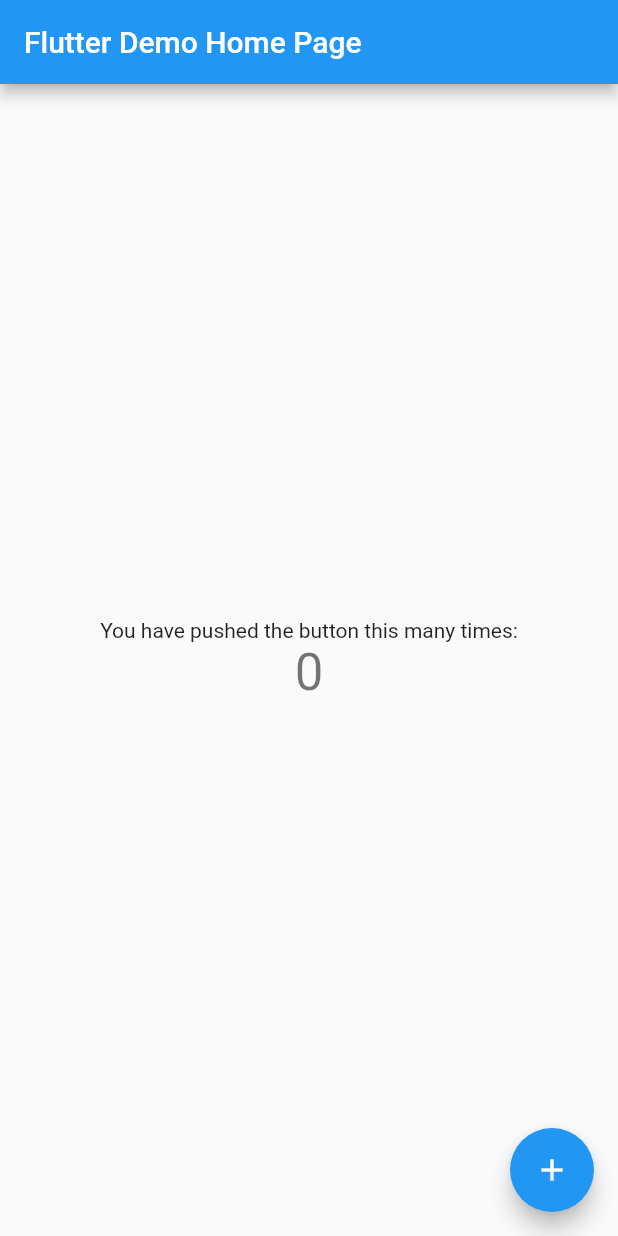
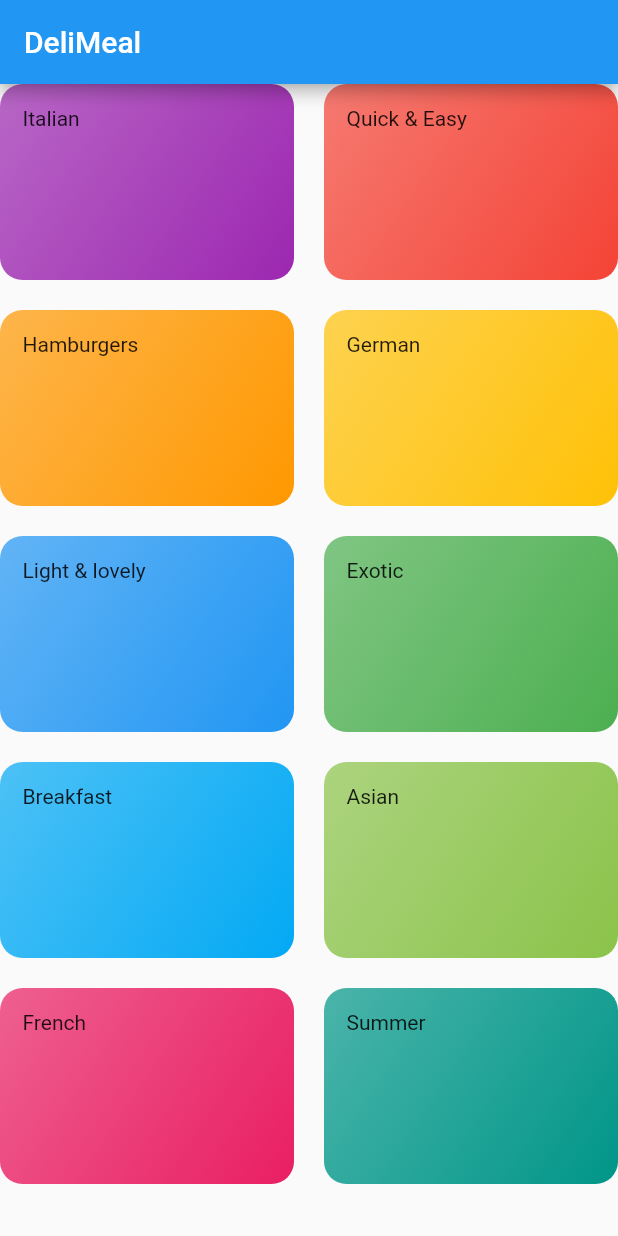
Before and after one commit to ong-ar/flutter_meals, a Flutter app: the screen it shows after launch, on a phone screen of 412 x 824 dp. Run offline on Flutter 3.47's test engine with Material 2 defaults, Android fonts, the phone set to English and light mode, and no system bars.

Commit message:
카테고리 더미데이터 및 리스트

```diff
--- /dev/null
+++ b/lib/categories_screen.dart
@@ -0,0 +1,27 @@
+import 'package:flutter/material.dart';
+import 'category_item.dart';
+
+import 'dummy_data.dart';
+
+class CategoriesScreen extends StatelessWidget {
+  @override
+  Widget build(BuildContext context) {
+    return Scaffold(
+      appBar: AppBar(
+        title: const Text('DeliMeal'),
+      ),
+      body: GridView(
+        children: <Widget>[
+          ...DUMMY_CATEGORIES
+              .map((catDate) => CategoryItem(catDate.title, catDate.color))
+        ],
+        gridDelegate: SliverGridDelegateWithMaxCrossAxisExtent(
+          maxCrossAxisExtent: 200,
+          childAspectRatio: 3 / 2,
+          crossAxisSpacing: 20,
+          mainAxisSpacing: 20,
+        ),
+      ),
+    );
+  }
+}
--- /dev/null
+++ b/lib/category_item.dart
@@ -0,0 +1,24 @@
+import 'package:flutter/material.dart';
+
+class CategoryItem extends StatelessWidget {
+  final String title;
+  final Color color;
+
+  CategoryItem(this.title, this.color);
+
+  @override
+  Widget build(BuildContext context) {
+    return Container(
+      padding: const EdgeInsets.all(15),
+      child: Text(title),
+      decoration: BoxDecoration(
+        gradient: LinearGradient(
+          colors: [color.withOpacity(0.7), color],
+          begin: Alignment.topLeft,
+          end: Alignment.bottomRight,
+        ),
+        borderRadius: BorderRadius.circular(15),
+      ),
+    );
+  }
+}
--- /dev/null
+++ b/lib/dummy_data.dart
@@ -0,0 +1,55 @@
+import 'package:flutter/material.dart';
+import './models/category.dart';
+
+const DUMMY_CATEGORIES = const [
+  Category(
+    id: 'c1',
+    title: 'Italian',
+    color: Colors.purple,
+  ),
+  Category(
+    id: 'c2',
+    title: 'Quick & Easy',
+    color: Colors.red,
+  ),
+  Category(
+    id: 'c3',
+    title: 'Hamburgers',
+    color: Colors.orange,
+  ),
+  Category(
+    id: 'c4',
+    title: 'German',
+    color: Colors.amber,
+  ),
+  Category(
+    id: 'c5',
+    title: 'Light & lovely',
+    color: Colors.blue,
+  ),
+  Category(
+    id: 'c6',
+    title: 'Exotic',
+    color: Colors.green,
+  ),
+  Category(
+    id: 'c7',
+    title: 'Breakfast',
+    color: Colors.lightBlue,
+  ),
+  Category(
+    id: 'c8',
+    title: 'Asian',
+    color: Colors.lightGreen,
+  ),
+  Category(
+    id: 'c9',
+    title: 'French',
+    color: Colors.pink,
+  ),
+  Category(
+    id: 'c10',
+    title: 'Summer',
+    color: Colors.teal,
+  )
+];
--- a/lib/main.dart
+++ b/lib/main.dart
@@ -1,111 +1,17 @@
 import 'package:flutter/material.dart';
+import './categories_screen.dart';
 
 void main() => runApp(MyApp());
 
 class MyApp extends StatelessWidget {
-  // This widget is the root of your application.
   @override
   Widget build(BuildContext context) {
     return MaterialApp(
-      title: 'Flutter Demo',
+      title: 'MeliMeals',
       theme: ThemeData(
-        // This is the theme of your application.
-        //
-        // Try running your application with "flutter run". You'll see the
-        // application has a blue toolbar. Then, without quitting the app, try
-        // changing the primarySwatch below to Colors.green and then invoke
-        // "hot reload" (press "r" in the console where you ran "flutter run",
-        // or simply save your changes to "hot reload" in a Flutter IDE).
-        // Notice that the counter didn't reset back to zero; the application
-        // is not restarted.
         primarySwatch: Colors.blue,
       ),
-      home: MyHomePage(title: 'Flutter Demo Home Page'),
+      home: CategoriesScreen(),
     );
   }
 }
-
-class MyHomePage extends StatefulWidget {
-  MyHomePage({Key key, this.title}) : super(key: key);
-
-  // This widget is the home page of your application. It is stateful, meaning
-  // that it has a State object (defined below) that contains fields that affect
-  // how it looks.
-
-  // This class is the configuration for the state. It holds the values (in this
-  // case the title) provided by the parent (in this case the App widget) and
-  // used by the build method of the State. Fields in a Widget subclass are
-  // always marked "final".
-
-  final String title;
-
-  @override
-  _MyHomePageState createState() => _MyHomePageState();
-}
-
-class _MyHomePageState extends State<MyHomePage> {
-  int _counter = 0;
-
-  void _incrementCounter() {
-    setState(() {
-      // This call to setState tells the Flutter framework that something has
-      // changed in this State, which causes it to rerun the build method below
-      // so that the display can reflect the updated values. If we changed
-      // _counter without calling setState(), then the build method would not be
-      // called again, and so nothing would appear to happen.
-      _counter++;
-    });
-  }
-
-  @override
-  Widget build(BuildContext context) {
-    // This method is rerun every time setState is called, for instance as done
-    // by the _incrementCounter method above.
-    //
-    // The Flutter framework has been optimized to make rerunning build methods
-    // fast, so that you can just rebuild anything that needs updating rather
-    // than having to individually change instances of widgets.
-    return Scaffold(
-      appBar: AppBar(
-        // Here we take the value from the MyHomePage object that was created by
-        // the App.build method, and use it to set our appbar title.
-        title: Text(widget.title),
-      ),
-      body: Center(
-        // Center is a layout widget. It takes a single child and positions it
-        // in the middle of the parent.
-        child: Column(
-          // Column is also a layout widget. It takes a list of children and
-          // arranges them vertically. By default, it sizes itself to fit its
-          // children horizontally, and tries to be as tall as its parent.
-          //
-          // Invoke "debug painting" (press "p" in the console, choose the
-          // "Toggle Debug Paint" action from the Flutter Inspector in Android
-          // Studio, or the "Toggle Debug Paint" command in Visual Studio Code)
-          // to see the wireframe for each widget.
-          //
-          // Column has various properties to control how it sizes itself and
-          // how it positions its children. Here we use mainAxisAlignment to
-          // center the children vertically; the main axis here is the vertical
-          // axis because Columns are vertical (the cross axis would be
-          // horizontal).
-          mainAxisAlignment: MainAxisAlignment.center,
-          children: <Widget>[
-            Text(
-              'You have pushed the button this many times:',
-            ),
-            Text(
-              '$_counter',
-              style: Theme.of(context).textTheme.display1,
-            ),
-          ],
-        ),
-      ),
-      floatingActionButton: FloatingActionButton(
-        onPressed: _incrementCounter,
-        tooltip: 'Increment',
-        child: Icon(Icons.add),
-      ), // This trailing comma makes auto-formatting nicer for build methods.
-    );
-  }
-}
--- /dev/null
+++ b/lib/models/category.dart
@@ -0,0 +1,13 @@
+import 'package:flutter/material.dart';
+
+class Category {
+  final String id;
+  final String title;
+  final Color color;
+
+  const Category({
+    @required this.id,
+    @required this.title,
+    this.color = Colors.orange,
+  });
+}
```
